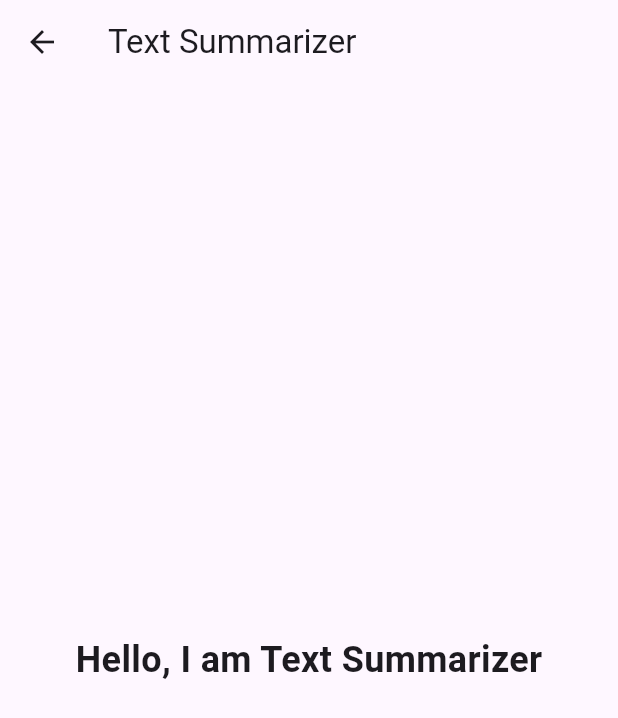
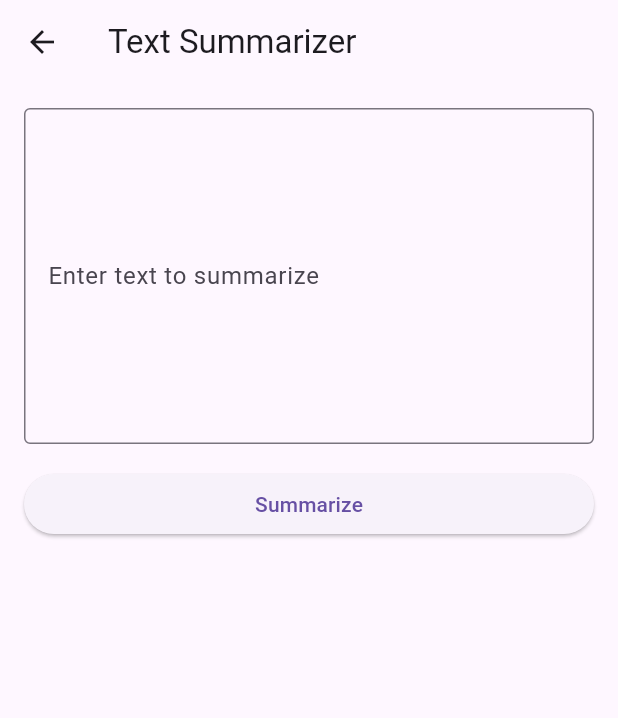
Before and after one commit to Akshay3237/Summarization, a Flutter app: the TextSummarizerPage screen opened directly, on a phone screen of 412 x 824 dp. Shown: the top 718 px of the screen. Run offline on Flutter 3.47's test engine with Material 3 defaults, Android fonts, the phone set to English and light mode, and no system bars.

Commit message:
Till last lab

```diff
--- a/lib/main.dart
+++ b/lib/main.dart
@@ -1,4 +1,5 @@
 import 'package:flutter/material.dart';
+import 'package:textsummarize/pages/home.dart';
 import './pages/login.dart';
 
 void main() {
@@ -16,7 +17,9 @@ class MyApp extends StatelessWidget {
       theme: ThemeData(
         primarySwatch: Colors.blue,
       ),
-      home: const LoginPage(), // Set LoginPage as the home
+      // home: const LoginPage(), // Set LoginPage as the home
+      home: const HomePage(), // Set LoginPage as the home
+
     );
   }
 }
--- a/lib/pages/text_summarizer.dart
+++ b/lib/pages/text_summarizer.dart
@@ -1,7 +1,64 @@
 import 'package:flutter/material.dart';
+import 'package:http/http.dart' as http;
+import 'dart:convert';
 
-class TextSummarizerPage extends StatelessWidget {
+class TextSummarizerPage extends StatefulWidget {
   const TextSummarizerPage({Key? key}) : super(key: key);
+
+  @override
+  _TextSummarizerPageState createState() => _TextSummarizerPageState();
+}
+
+class _TextSummarizerPageState extends State<TextSummarizerPage> {
+  final TextEditingController _textController = TextEditingController();
+  String _summary = "";
+  bool _isLoading = false;
+
+  final String apiUrl = "https://api.apyhub.com/ai/summarize-url"; // Replace with your API URL
+
+  Future<void> _summarizeText() async {
+    String inputText = _textController.text;
+
+    if (inputText.isEmpty) {
+      setState(() {
+        _summary = "Please enter text to summarize.";
+      });
+      return;
+    }
+
+    setState(() {
+      _isLoading = true;
+      _summary = ""; // Clear the summary while loading
+    });
+
+    try {
+      // Make the API request
+      final response = await http.post(
+        Uri.parse(apiUrl),
+        headers: {'Content-Type': 'application/json'},
+        body: jsonEncode({'text': inputText}), // Adjust payload as per your API
+      );
+
+      if (response.statusCode == 200) {
+        final data = jsonDecode(response.body);
+        setState(() {
+          _summary = data['summary'] ?? "No summary returned from the API.";
+        });
+      } else {
+        setState(() {
+          _summary = "Failed to summarize text. Error: ${response.statusCode}";
+        });
+      }
+    } catch (e) {
+      setState(() {
+        _summary = "An error occurred: $e";
+      });
+    } finally {
+      setState(() {
+        _isLoading = false;
+      });
+    }
+  }
 
   @override
   Widget build(BuildContext context) {
@@ -9,10 +66,41 @@ class TextSummarizerPage extends StatelessWidget {
       appBar: AppBar(
         title: const Text('Text Summarizer'),
       ),
-      body: const Center(
-        child: Text(
-          'Hello, I am Text Summarizer',
-          style: TextStyle(fontSize: 24, fontWeight: FontWeight.bold),
+      body: Padding(
+        padding: const EdgeInsets.all(16.0),
+        child: Column(
+          crossAxisAlignment: CrossAxisAlignment.stretch,
+          children: [
+            TextField(
+              controller: _textController,
+              maxLines: 8,
+              decoration: const InputDecoration(
+                labelText: 'Enter text to summarize',
+                border: OutlineInputBorder(),
+              ),
+            ),
+            const SizedBox(height: 16),
+            ElevatedButton(
+              onPressed: _isLoading ? null : _summarizeText,
+              child: _isLoading
+                  ? const CircularProgressIndicator(
+                color: Colors.white,
+              )
+                  : const Text('Summarize'),
+            ),
+            const SizedBox(height: 16),
+            Expanded(
+              child: SingleChildScrollView(
+                child: Text(
+                  _summary,
+                  style: const TextStyle(
+                    fontSize: 18,
+                    fontWeight: FontWeight.bold,
+                  ),
+                ),
+              ),
+            ),
+          ],
         ),
       ),
     );
--- a/pubspec.yaml
+++ b/pubspec.yaml
@@ -30,6 +30,7 @@ environment:
 dependencies:
   flutter:
     sdk: flutter
+  http: ^1.2.2
 
 
   # The following adds the Cupertino Icons font to your application.
```
Also changed, not shown: lib/models/User.dart (added, +33 -0 lines), lib/services/IAuthenticateService.dart (added, +8 -0 lines), pubspec.lock.
